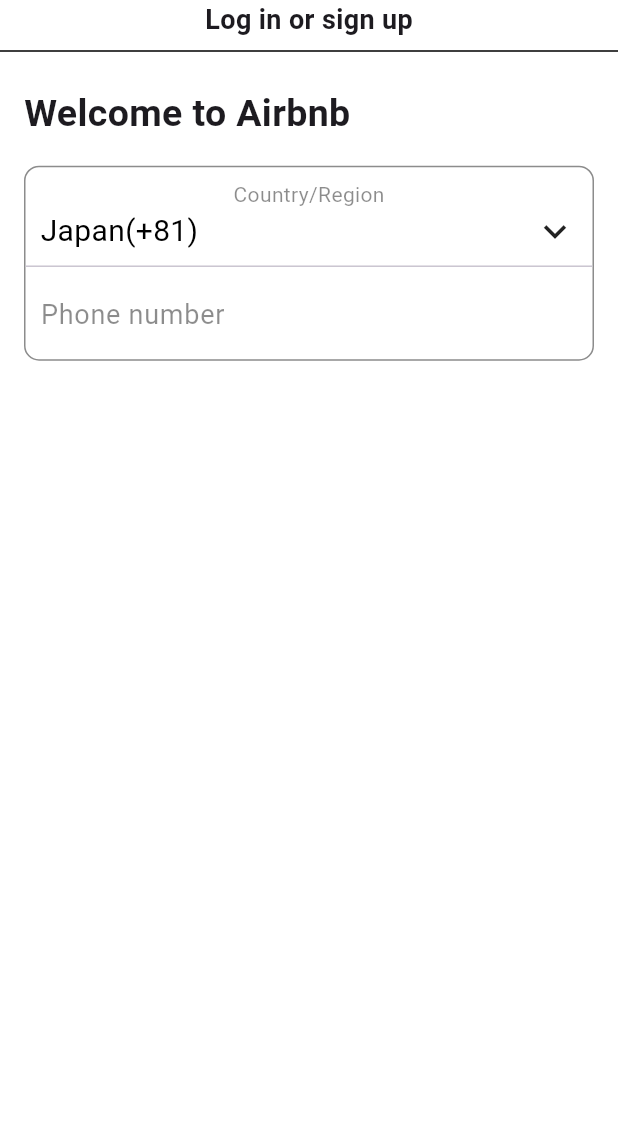
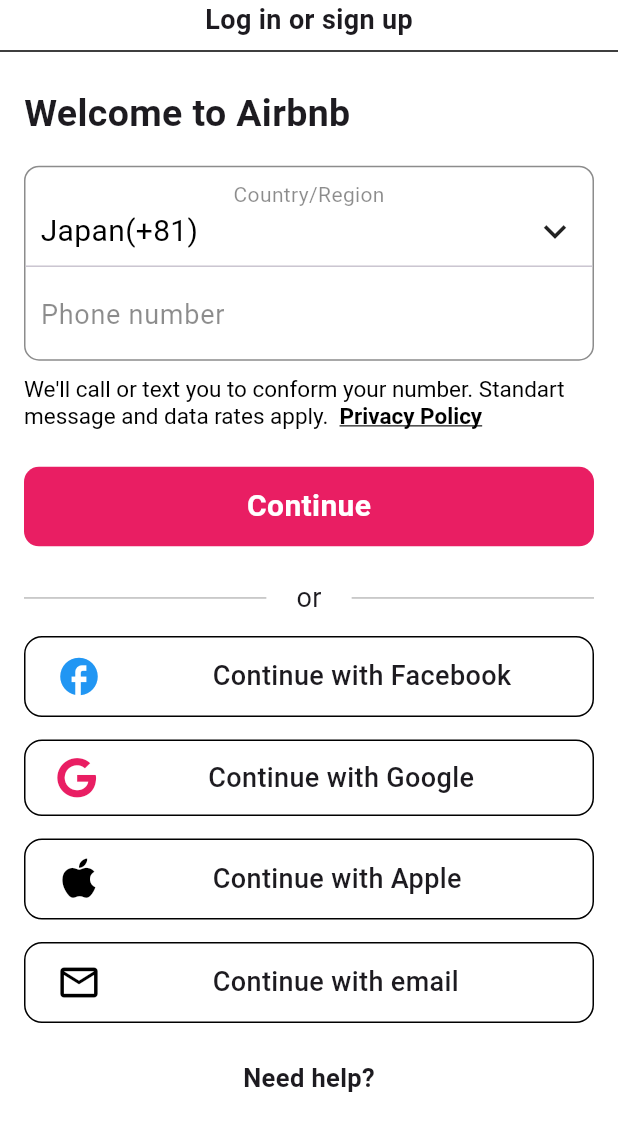
Before and after one commit to shikano35/sample-airbnb-app, a Flutter app: the screen it shows after launch, on a phone screen of 412 x 824 dp. Shown: the top 1131 px of the screen. Run offline on Flutter 3.47's test engine with Material 3 defaults, Android fonts, the phone set to English and light mode, and no system bars; our stand-ins replace cloud_firestore, firebase_core, font_awesome_flutter; accounts and stored records are empty.

Commit message:
feat: ソーシャルログインオプションとテキストを追加

```diff
--- a/lib/view/login_screen.dart
+++ b/lib/view/login_screen.dart
@@ -1,4 +1,5 @@
 import 'package:flutter/material.dart';
+import 'package:font_awesome_flutter/font_awesome_flutter.dart';
 
 class LoginScreen extends StatefulWidget {
   const LoginScreen({super.key});
@@ -39,6 +40,99 @@ class _LoginScreenState extends State<LoginScreen> {
                     ),
                     SizedBox(height: size.height * 0.02),
                     phoneNumberField(size),
+                    SizedBox(height: 10),
+                    RichText(
+                      text: TextSpan(
+                        text:
+                            "We'll call or text you to conform your number. Standart message and data rates apply.  ",
+                        style: TextStyle(fontSize: 15, color: Colors.black),
+                        children: [
+                          TextSpan(
+                            text: "Privacy Policy",
+                            style: TextStyle(
+                              fontWeight: FontWeight.bold,
+                              decoration: TextDecoration.underline,
+                            ),
+                          ),
+                        ],
+                      ),
+                    ),
+                    SizedBox(height: size.height * 0.03),
+                    Container(
+                      width: size.width,
+                      padding: EdgeInsets.symmetric(vertical: 12),
+                      decoration: BoxDecoration(
+                        color: Colors.pink,
+                        borderRadius: BorderRadius.circular(10),
+                      ),
+                      child: Center(
+                        child: Text(
+                          "Continue",
+                          style: TextStyle(
+                            color: Colors.white,
+                            fontSize: 20,
+                            fontWeight: FontWeight.bold,
+                          ),
+                        ),
+                      ),
+                    ),
+                    SizedBox(height: size.height * 0.026),
+                    Row(
+                      children: [
+                        Expanded(
+                          child: Container(height: 1, color: Colors.black26),
+                        ),
+                        Padding(
+                          padding: EdgeInsets.symmetric(horizontal: 20),
+                          child: Text("or", style: TextStyle(fontSize: 18)),
+                        ),
+                        Expanded(
+                          child: Container(height: 1, color: Colors.black26),
+                        ),
+                      ],
+                    ),
+                    SizedBox(height: size.height * 0.015),
+                    socialIcons(
+                      size,
+                      Icons.facebook,
+                      "Continue with Facebook",
+                      Colors.blue,
+                      30,
+                    ),
+                    InkWell(
+                      onTap: () {},
+                      child: socialIcons(
+                        size,
+                        FontAwesomeIcons.google,
+                        "Continue with Google",
+                        Colors.pink,
+                        27,
+                      ),
+                    ),
+                    socialIcons(
+                      size,
+                      FontAwesomeIcons.apple,
+                      "Continue with Apple",
+                      Colors.black,
+                      30,
+                    ),
+                    socialIcons(
+                      size,
+                      Icons.email_outlined,
+                      "Continue with email",
+                      Colors.black,
+                      30,
+                    ),
+                    SizedBox(height: 10),
+                    Center(
+                      child: Text(
+                        "Need help?",
+                        style: TextStyle(
+                          fontWeight: FontWeight.bold,
+                          fontSize: 17,
+                        ),
+                      ),
+                    ),
                   ],
                 ),
               ),
@@ -48,6 +142,32 @@ class _LoginScreenState extends State<LoginScreen> {
       ),
     );
   }
+}
+
+Padding socialIcons(Size size, icon, name, color, double iconSize) {
+  return Padding(
+    padding: EdgeInsets.only(bottom: 15),
+    child: Container(
+      width: size.width,
+      padding: EdgeInsets.symmetric(vertical: 11),
+      decoration: BoxDecoration(
+        borderRadius: BorderRadius.circular(12),
+        border: Border.all(),
+      ),
+      child: Row(
+        children: [
+          SizedBox(width: size.width * 0.05),
+          Icon(icon, color: color, size: iconSize),
+          SizedBox(width: size.width * 0.18),
+          Text(
+            name,
+            style: TextStyle(fontSize: 18, fontWeight: FontWeight.w500),
+          ),
+          SizedBox(width: 10),
+        ],
+      ),
+    ),
+  );
 }
 
 Container phoneNumberField(Size size) {
```
